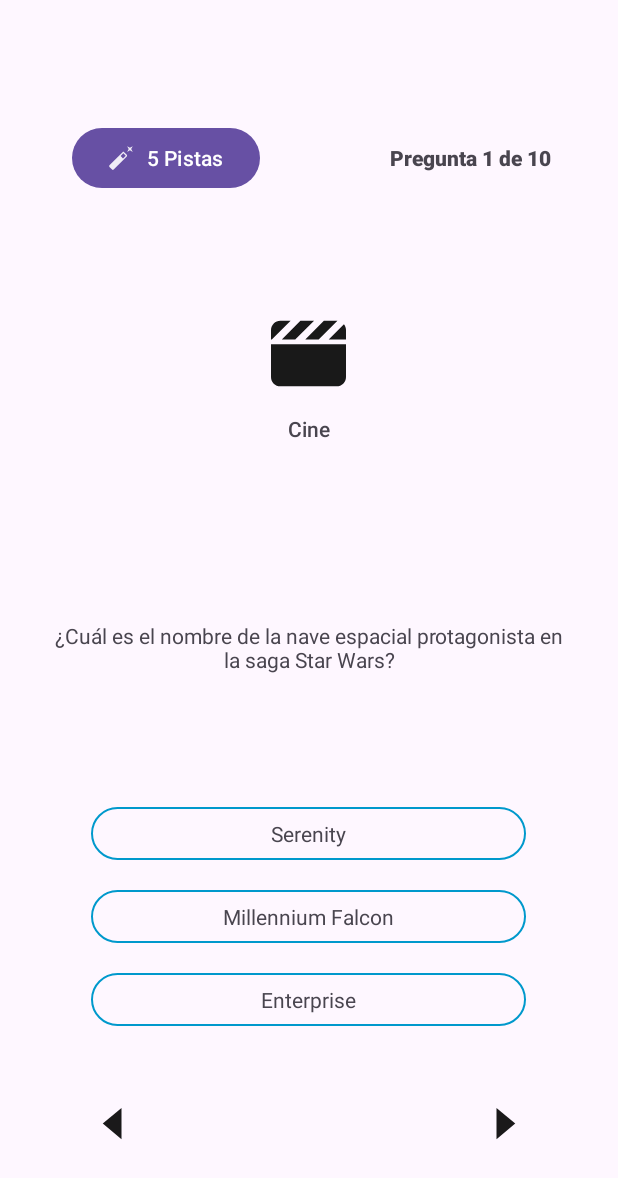
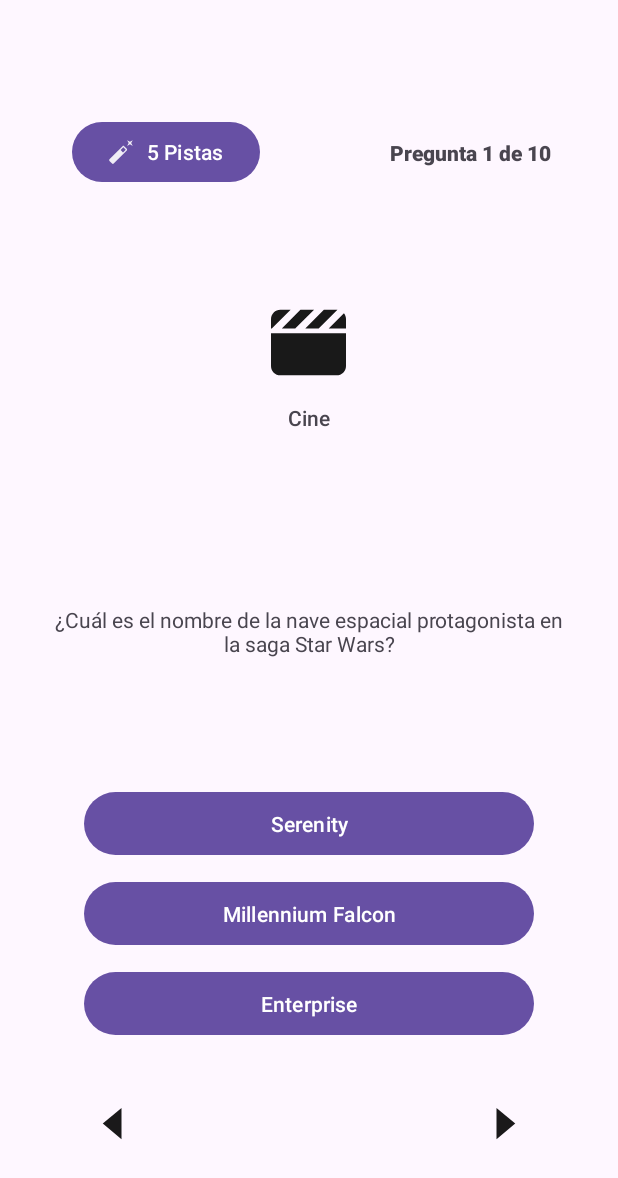
Before and after one commit to EscamillaJuan/Quiz-App, an Android app: the GameScreen screen opened directly, with no data from a screen before it, on a phone screen of 412 x 824 dp. Shown: the top 1178 px of the screen. Run offline under Robolectric (Android 15) with nearby library versions, the phone set to English and light mode, and no system bars.

Commit message:
fix: game screen

```diff
--- a/app/src/main/java/com/app/view/GameScreen.kt
+++ b/app/src/main/java/com/app/view/GameScreen.kt
@@ -3,7 +3,6 @@
 import android.os.Bundle
 import android.view.View
 import android.widget.Button
-import android.widget.FrameLayout
 import android.widget.ImageButton
 import android.widget.ImageView
 import android.widget.TextView
@@ -11,11 +10,9 @@
 import androidx.appcompat.app.AppCompatActivity
 import com.app.R
 import com.app.model.GameModel
-import com.app.service.GameService
-import com.app.service.implementation.GameServiceImpl
 
 class GameScreen : AppCompatActivity() {
-    private val MODE = "medium"
+    private val mode = "medium"
     private val gameModel: GameModel by viewModels()
     private lateinit var nextBtn: ImageButton
     private lateinit var prevBtn: ImageButton
@@ -27,39 +24,39 @@
 
     private fun setOptions(mode: String) {
         val answers = gameModel.getOptions(mode)
-        val options = mutableListOf<Pair<FrameLayout, TextView>>()
-        options.add(Pair(findViewById(R.id.option_1_layout), findViewById(R.id.option_1)))
-        options.add(Pair(findViewById(R.id.option_2_layout), findViewById(R.id.option_2)))
-        options.add(Pair(findViewById(R.id.option_3_layout), findViewById(R.id.option_3)))
-        options.add(Pair(findViewById(R.id.option_4_layout), findViewById(R.id.option_4)))
+        val options = mutableListOf<TextView>()
+        options.add(findViewById(R.id.option_1))
+        options.add(findViewById(R.id.option_2))
+        options.add(findViewById(R.id.option_3))
+        options.add(findViewById(R.id.option_4))
         when (mode) {
             "easy" -> {
                 for (i in 0 until 2) {
-                    options[i].first.visibility = View.VISIBLE
-                    options[i].second.visibility = View.VISIBLE
-                    options[i].second.text = answers[i].keys.first()
+                    options[i].visibility = View.VISIBLE
+                    options[i].visibility = View.VISIBLE
+                    options[i].text = answers[i].keys.first()
                 }
                 for (i in 2 until 4) {
-                    options[i].first.visibility = View.GONE
-                    options[i].second.visibility = View.GONE
+                    options[i].visibility = View.GONE
+                    options[i].visibility = View.GONE
                 }
             }
 
             "medium" -> {
                 for (i in 0 until 3) {
-                    options[i].first.visibility = View.VISIBLE
-                    options[i].second.visibility = View.VISIBLE
-                    options[i].second.text = answers[i].keys.first()
+                    options[i].visibility = View.VISIBLE
+                    options[i].visibility = View.VISIBLE
+                    options[i].text = answers[i].keys.first()
                 }
-                options[3].first.visibility = View.GONE
-                options[3].second.visibility = View.GONE
+                options[3].visibility = View.GONE
+                options[3].visibility = View.GONE
             }
 
             else -> {
                 for (i in 0 until 4) {
-                    options[i].first.visibility = View.VISIBLE
-                    options[i].second.visibility = View.VISIBLE
-                    options[i].second.text = answers[i].keys.first()
+                    options[i].visibility = View.VISIBLE
+                    options[i].visibility = View.VISIBLE
+                    options[i].text = answers[i].keys.first()
                 }
             }
         }
@@ -68,17 +65,21 @@
     override fun onCreate(savedInstanceState: Bundle?) {
         super.onCreate(savedInstanceState)
         setContentView(R.layout.game_screen)
+
         nextBtn = findViewById(R.id.next_btn)
         prevBtn = findViewById(R.id.prev_btn)
+        hintBtn = findViewById(R.id.hint_btn)
         questionText = findViewById(R.id.question)
         questionsCounter = findViewById(R.id.question_number)
         topicText = findViewById(R.id.topic)
         topicIcon = findViewById(R.id.topic_icon)
+
+
         questionText.text = gameModel.currentQuestionText
         questionsCounter.text = gameModel.counterText
         topicText.text = gameModel.topicText
         topicIcon.setImageResource(gameModel.topicIcon)
-        setOptions(MODE)
+        setOptions(mode)
 
         nextBtn.setOnClickListener {
             gameModel.nextQuestion()
@@ -86,7 +87,7 @@
             questionsCounter.text = gameModel.counterText
             topicText.text = gameModel.topicText
             topicIcon.setImageResource(gameModel.topicIcon)
-            setOptions(MODE)
+            setOptions(mode)
         }
 
         prevBtn.setOnClickListener {
@@ -95,7 +96,7 @@
             questionsCounter.text = gameModel.counterText
             topicText.text = gameModel.topicText
             topicIcon.setImageResource(gameModel.topicIcon)
-            setOptions(MODE)
+            setOptions(mode)
         }
     }
 }
--- a/app/src/main/res/drawable/option_border.xml
+++ /dev/null
@@ -1,7 +0,0 @@
-<shape xmlns:android="http://schemas.android.com/apk/res/android"
-    android:shape="rectangle">
-    <corners android:radius="25dp" />
-    <stroke
-        android:width="1dp"
-        android:color="@android:color/holo_blue_dark" />
-</shape>
--- a/app/src/main/res/layout-land/game_screen.xml
+++ b/app/src/main/res/layout-land/game_screen.xml
@@ -23,7 +23,7 @@
                 android:id="@+id/hint_btn"
                 android:layout_width="wrap_content"
                 android:layout_height="wrap_content"
-                android:layout_marginEnd="80dp"
+                android:layout_marginEnd="40dp"
                 android:drawablePadding="8dp"
                 android:text="@string/hint_text"
                 app:icon="@drawable/hint_icon" />
@@ -32,7 +32,7 @@
                 android:id="@+id/question_number"
                 android:layout_width="120dp"
                 android:layout_height="match_parent"
-                android:layout_marginEnd="80dp"
+                android:layout_marginEnd="40dp"
                 android:fontFamily="sans-serif-black"
                 android:gravity="center"
                 tools:text="Pregunta 10/10" />
@@ -73,69 +73,32 @@
         android:gravity="center"
         android:orientation="vertical">
 
-        <FrameLayout
-            android:id="@+id/option_1_layout"
-            android:layout_width="wrap_content"
-            android:layout_height="wrap_content"
-            android:layout_marginBottom="20dp"
-            android:background="@drawable/option_border">
+        <Button
+            android:id="@+id/option_1"
+            android:layout_width="200dp"
+            android:layout_height="50dp"
+            android:layout_marginBottom="10dp"
+            tools:text="Option 1" />
 
-            <TextView
-                android:id="@+id/option_1"
-                android:layout_width="290dp"
-                android:layout_height="wrap_content"
-                android:gravity="center"
-                android:padding="8dp"
-                tools:text="Opcion 1" />
-        </FrameLayout>
+        <Button
+            android:id="@+id/option_2"
+            android:layout_width="200dp"
+            android:layout_height="50dp"
+            android:layout_marginBottom="10dp"
+            tools:text="Option 2" />
 
-        <FrameLayout
-            android:id="@+id/option_2_layout"
-            android:layout_width="wrap_content"
-            android:layout_height="wrap_content"
-            android:layout_marginBottom="20dp"
-            android:background="@drawable/option_border">
+        <Button
+            android:id="@+id/option_3"
+            android:layout_width="200dp"
+            android:layout_height="50dp"
+            android:layout_marginBottom="10dp"
+            tools:text="Option 3" />
 
-            <TextView
-                android:id="@+id/option_2"
-                android:layout_width="290dp"
-                android:layout_height="wrap_content"
-                android:gravity="center"
-                android:padding="8dp"
-                tools:text="Opcion 2" />
-        </FrameLayout>
-
-        <FrameLayout
-            android:id="@+id/option_3_layout"
-            android:layout_width="wrap_content"
-            android:layout_height="wrap_content"
-            android:layout_marginBottom="20dp"
-            android:background="@drawable/option_border">
-
-            <TextView
-                android:id="@+id/option_3"
-                android:layout_width="290dp"
-                android:layout_height="wrap_content"
-                android:gravity="center"
-                android:padding="8dp"
-                tools:text="Opcion 3" />
-        </FrameLayout>
-
-        <FrameLayout
-            android:id="@+id/option_4_layout"
-            android:layout_width="wrap_content"
-            android:layout_height="wrap_content"
-            android:layout_marginBottom="20dp"
-            android:background="@drawable/option_border">
-
-            <TextView
-                android:id="@+id/option_4"
-                android:layout_width="290dp"
-                android:layout_height="wrap_content"
-                android:gravity="center"
-                android:padding="8dp"
-                tools:text="Opcion 4" />
-        </FrameLayout>
+        <Button
+            android:id="@+id/option_4"
+            android:layout_width="200dp"
+            android:layout_height="50dp"
+            tools:text="Option 4" />
 
         <LinearLayout
             android:layout_width="wrap_content"
@@ -147,7 +110,7 @@
                 android:id="@+id/prev_btn"
                 android:layout_width="wrap_content"
                 android:layout_height="wrap_content"
-                android:layout_marginEnd="100dp"
+                android:layout_marginEnd="50dp"
                 android:background="@null"
                 android:contentDescription="@string/prev_btn_description"
                 android:src="@drawable/previous" />
@@ -156,7 +119,7 @@
                 android:id="@+id/next_btn"
                 android:layout_width="wrap_content"
                 android:layout_height="wrap_content"
-                android:layout_marginStart="100dp"
+                android:layout_marginStart="50dp"
                 android:background="@null"
                 android:contentDescription="@string/next_btn_description"
                 android:src="@drawable/next" />
--- a/app/src/main/res/layout/game_screen.xml
+++ b/app/src/main/res/layout/game_screen.xml
@@ -61,69 +61,32 @@
         android:gravity="center"
         tools:text="What is your name?" />
 
-    <FrameLayout
-        android:id="@+id/option_1_layout"
-        android:layout_width="wrap_content"
-        android:layout_height="wrap_content"
-        android:layout_marginBottom="20dp"
-        android:background="@drawable/option_border">
+    <Button
+        android:id="@+id/option_1"
+        android:layout_width="300dp"
+        android:layout_height="50dp"
+        android:layout_marginBottom="10dp"
+        tools:text="Option 1" />
 
-        <TextView
-            android:id="@+id/option_1"
-            android:layout_width="290dp"
-            android:layout_height="wrap_content"
-            android:gravity="center"
-            android:padding="8dp"
-            tools:text="Opcion 1" />
-    </FrameLayout>
+    <Button
+        android:id="@+id/option_2"
+        android:layout_width="300dp"
+        android:layout_height="50dp"
+        android:layout_marginBottom="10dp"
+        tools:text="Option 2" />
 
-    <FrameLayout
-        android:id="@+id/option_2_layout"
-        android:layout_width="wrap_content"
-        android:layout_height="wrap_content"
-        android:layout_marginBottom="20dp"
-        android:background="@drawable/option_border">
+    <Button
+        android:id="@+id/option_3"
+        android:layout_width="300dp"
+        android:layout_height="50dp"
+        android:layout_marginBottom="10dp"
+        tools:text="Option 3" />
 
-        <TextView
-            android:id="@+id/option_2"
-            android:layout_width="290dp"
-            android:layout_height="wrap_content"
-            android:gravity="center"
-            android:padding="8dp"
-            tools:text="Opcion 2" />
-    </FrameLayout>
-
-    <FrameLayout
-        android:id="@+id/option_3_layout"
-        android:layout_width="wrap_content"
-        android:layout_height="wrap_content"
-        android:layout_marginBottom="20dp"
-        android:background="@drawable/option_border">
-
-        <TextView
-            android:id="@+id/option_3"
-            android:layout_width="290dp"
-            android:layout_height="wrap_content"
-            android:gravity="center"
-            android:padding="8dp"
-            tools:text="Opcion 3" />
-    </FrameLayout>
-
-    <FrameLayout
-        android:id="@+id/option_4_layout"
-        android:layout_width="wrap_content"
-        android:layout_height="wrap_content"
-        android:layout_marginBottom="20dp"
-        android:background="@drawable/option_border">
-
-        <TextView
-            android:id="@+id/option_4"
-            android:layout_width="290dp"
-            android:layout_height="wrap_content"
-            android:gravity="center"
-            android:padding="8dp"
-            tools:text="Opcion 4" />
-    </FrameLayout>
+    <Button
+        android:id="@+id/option_4"
+        android:layout_width="300dp"
+        android:layout_height="50dp"
+        tools:text="Option 4" />
 
     <LinearLayout
         android:layout_width="wrap_content"
```
